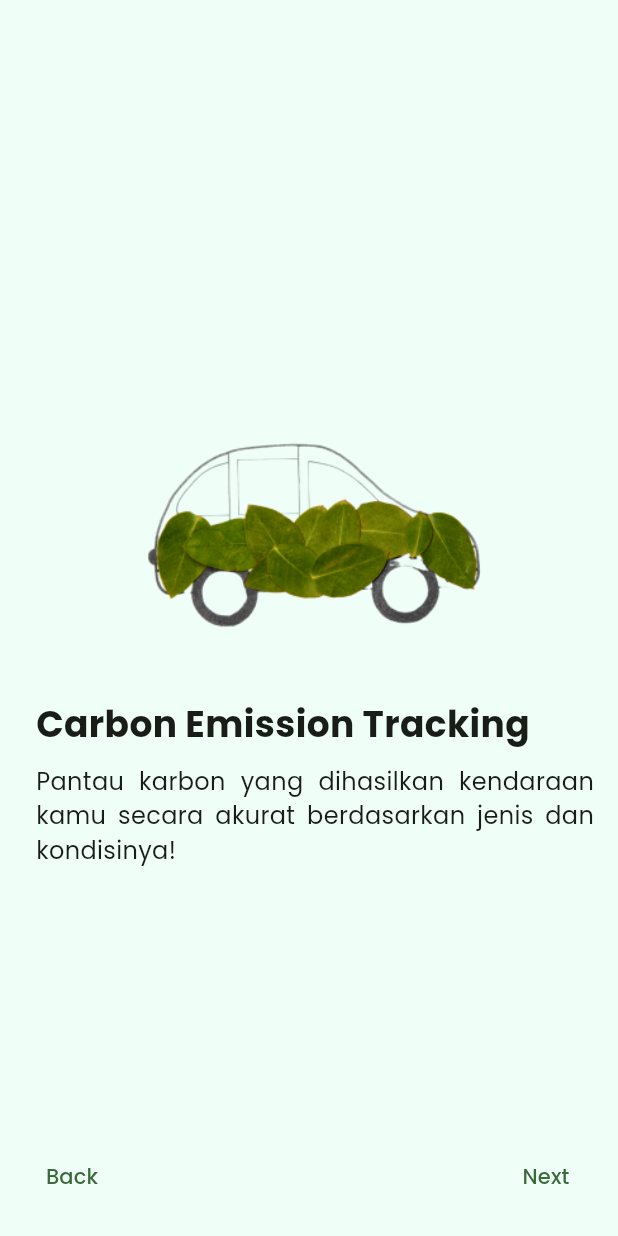
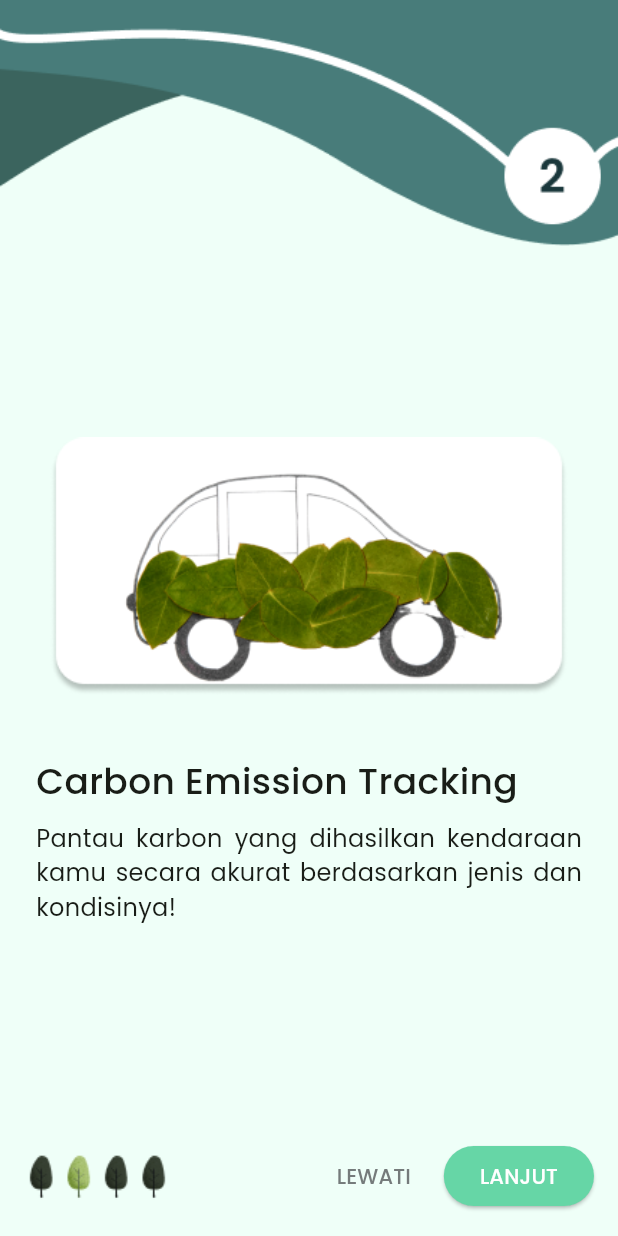
Before and after one commit to JoshuaValentineM/KarbonKU, a Flutter app: the screen it shows after launch, swiped to page 2, on a phone screen of 412 x 824 dp. Run offline on Flutter 3.47's test engine with Material 3 defaults, Android fonts, the phone set to English and light mode, and no system bars; our stand-ins replace cloud_firestore, firebase_auth, firebase_core, firebase_storage, geolocator, google_maps_flutter and 5 more; missing offline and left inert: flutter_background, flutter_background_geolocation, flutter_facebook_auth, flutter_polyline_points; accounts and stored records are empty.

Commit message:
fix: UI onboarding sesuai Figma

```diff
--- a/lib/main.dart
+++ b/lib/main.dart
@@ -23,7 +23,8 @@ void main() async {
   bool isFirstLaunch = await _isFirstLaunch();
 
   runApp(MyApp(
-    initialRoute: isFirstLaunch ? '/onboarding' : (user == null ? '/auth' : '/home'),
+    initialRoute:
+        isFirstLaunch ? '/onboarding' : (user == null ? '/auth' : '/home'),
   ));
 }
 
@@ -138,6 +139,7 @@ class _OnboardingScreenState extends State<OnboardingScreen> {
   @override
   Widget build(BuildContext context) {
     return Scaffold(
+      backgroundColor: const Color(0xFFEFFFF8),
       body: PageView(
         controller: _pageController,
         onPageChanged: (index) {
@@ -147,22 +149,34 @@ class _OnboardingScreenState extends State<OnboardingScreen> {
         },
         children: [
           _buildPage(
-            'assets/img/selamat_datang.png',
+            'assets/img/HeaderWelcome#1.png',
+            'assets/img/WelcomeIcon#1.png',
+            260,
+            353,
             'Selamat Datang!',
             'KarbonKU adalah aplikasi karya anak bangsa yang ditujukan untuk membantu mengurangi emisi karbon di Indonesia melalui penerapan pajak karbon.',
           ),
           _buildPage(
-            'assets/img/mobilcarbontrack.png',
+            'assets/img/HeaderWelcome#2.png',
+            'assets/img/WelcomeIcon#2.png',
+            172,
+            353,
             'Carbon Emission Tracking',
             'Pantau karbon yang dihasilkan kendaraan kamu secara akurat berdasarkan jenis dan kondisinya!',
           ),
           _buildPage(
-            'assets/img/taxcarboncalculator.png',
+            'assets/img/HeaderWelcome#3.png',
+            'assets/img/WelcomeIcon#3.png',
+            172,
+            353,
             'Tax Carbon Calculator',
             'Hitung perkiraan biaya pajak karbon yang harus dibayarkan berdasarkan emisi yang telah dihasilkan!',
           ),
           _buildPage(
-            'assets/img/educationcorner.png',
+            'assets/img/HeaderWelcome#4.png',
+            'assets/img/WelcomeIcon#4.png',
+            172,
+            353,
             'Education Corner',
             'Dapatkan informasi terbaru seputar pajak karbon dan kondisi emisi karbon di Indonesia maupun global!',
           ),
@@ -172,74 +186,123 @@ class _OnboardingScreenState extends State<OnboardingScreen> {
     );
   }
 
-  Widget _buildPage(String imagePath, String title, String body) {
-  return Container(
-    color: const Color(0xFFEFFFF8),
-    padding: const EdgeInsets.symmetric(horizontal: 16),
-    child: Column(
-      mainAxisAlignment: MainAxisAlignment.center,
+  Widget _buildPage(String headerImagePath, String imagePath,
+      double imageHeight, double imageWidth, String title, String body) {
+    return Column(
       crossAxisAlignment: CrossAxisAlignment.start,
       children: [
-        Align(
-          alignment: Alignment.center,
+        // Header image container
+        Container(
+          color: const Color(
+              0xFFEFFFF8), // Bisa disesuaikan jika ada warna background
+          child: Image.asset(
+            headerImagePath,
+            width: double.infinity, // Memenuhi lebar layar
+            fit: BoxFit.cover, // Menyesuaikan proporsi gambar
+          ),
+        ),
+        // ImagePath container
+        Container(
+          color: const Color(0xFFEFFFF8), // Warna latar belakang
+          alignment: Alignment.center, // Menempatkan gambar di tengah
+          padding: EdgeInsets.only(
+              left: 8, right: 8, top: _currentPage == 0 ? 20 : 100),
           child: Image.asset(
             imagePath,
-            height: 200,
+            height: imageHeight,
+            width: imageWidth,
+            fit: BoxFit.contain, // Sesuaikan agar gambar tetap proporsional
           ),
         ),
-        const SizedBox(height: 20),
-        Padding(
-          padding: const EdgeInsets.only(left: 8),
-          child: Text(
+        // Text container
+        const SizedBox(height: 40),
+        Container(
+          color: const Color(0xFFEFFFF8), // Warna latar belakang
+          padding: const EdgeInsets.symmetric(horizontal: 24),
+          child: Column(
+            crossAxisAlignment: CrossAxisAlignment.start,
+            children: [
+              Text(
                 title,
-            style: TextStyle(
+                style: const TextStyle(
                   fontSize: 24,
-              fontWeight: FontWeight.bold,
+                  fontWeight: FontWeight.w500,
                 ),
                 textAlign: TextAlign.left,
               ),
-        ),
               const SizedBox(height: 10),
-        Padding(
-          padding: const EdgeInsets.only(left: 8),
-          child: Text(
+              Text(
                 body,
                 textAlign: TextAlign.justify,
-            style: TextStyle(fontSize: 16),
+                style: const TextStyle(fontSize: 16),
+              ),
+            ],
           ),
         ),
       ],
-    ),
     );
   }
-
 
   Widget _buildBottomNavigation() {
     return Container(
       color: const Color(0xFFEFFFF8),
       padding: const EdgeInsets.all(16),
       child: Row(
-        mainAxisAlignment: MainAxisAlignment.spaceBetween,
+        mainAxisAlignment:
+            MainAxisAlignment.start, // Posisikan indikator di kiri
         children: [
-          if (_currentPage > 0)
+          // Menambahkan indikator halaman menggunakan gambar
+          Row(
+            children: List.generate(4, (index) {
+              String imagePath = (_currentPage == index)
+                  ? 'assets/img/LeafCurrentPage.png' // Gambar untuk halaman aktif
+                  : 'assets/img/LeafPage.png'; // Gambar untuk halaman lainnya
+              return Container(
+                margin:
+                    const EdgeInsets.only(right: 2), // Jarak antar indikator
+                child: Image.asset(
+                  imagePath,
+                  width: 23, // Sesuaikan ukuran gambar
+                  height: 35, // Sesuaikan ukuran gambar
+                ),
+              );
+            }),
+          ),
+          const Spacer(), // Memberikan ruang kosong di tengah agar tombol di sebelah kanan
+          if (_currentPage >= 0 && _currentPage != 3)
             TextButton(
               onPressed: () {
-                _pageController.previousPage(
-                  duration: const Duration(milliseconds: 300),
-                  curve: Curves.ease,
+                Navigator.pushReplacement(
+                  context,
+                  MaterialPageRoute(builder: (context) => HomePage()),
                 );
               },
-              child: const Text('Back'),
+              child: const Text(
+                'LEWATI',
+                style: TextStyle(
+                  color: Color(0xFF757B7B),
                 ),
+              ),
+            ),
+          const SizedBox(width: 10),
           _currentPage < 3
-              ? TextButton(
+              ? ElevatedButton(
                   onPressed: () {
                     _pageController.nextPage(
                       duration: const Duration(milliseconds: 300),
                       curve: Curves.ease,
                     );
                   },
-                  child: const Text('Next'),
+                  style: ElevatedButton.styleFrom(
+                    backgroundColor:
+                        const Color(0xFF66D6A6), // Background color
+                  ),
+                  child: const Text(
+                    'LANJUT',
+                    style: TextStyle(
+                      color: Colors.white,
+                    ),
+                  ),
                 )
               : ElevatedButton(
                   onPressed: () {
@@ -248,7 +311,16 @@ class _OnboardingScreenState extends State<OnboardingScreen> {
                       MaterialPageRoute(builder: (context) => HomePage()),
                     );
                   },
-                  child: const Text('Get Started'),
+                  style: ElevatedButton.styleFrom(
+                    backgroundColor:
+                        const Color(0xFF66D6A6), // Background color
+                  ),
+                  child: const Text(
+                    'SELESAI',
+                    style: TextStyle(
+                      color: Colors.white,
+                    ),
+                  ),
                 ),
         ],
       ),
```
Also changed, not shown: assets/img/HeaderWelcome#1.png (added), assets/img/HeaderWelcome#2.png (added), assets/img/HeaderWelcome#3.png (added), assets/img/HeaderWelcome#4.png (added), assets/img/LeafCurrentPage.png (added), assets/img/LeafPage.png (added), assets/img/WelcomeIcon#1.png (added), assets/img/WelcomeIcon#2.png (added), assets/img/WelcomeIcon#3.png (added), assets/img/WelcomeIcon#4.png (added). Lines whose indentation alone changed are shown as unchanged.
